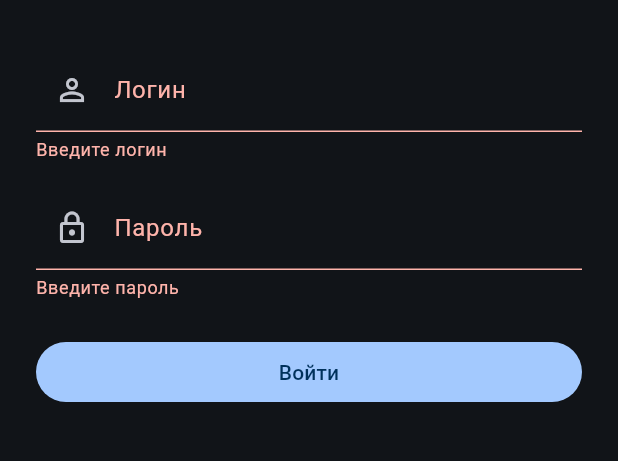
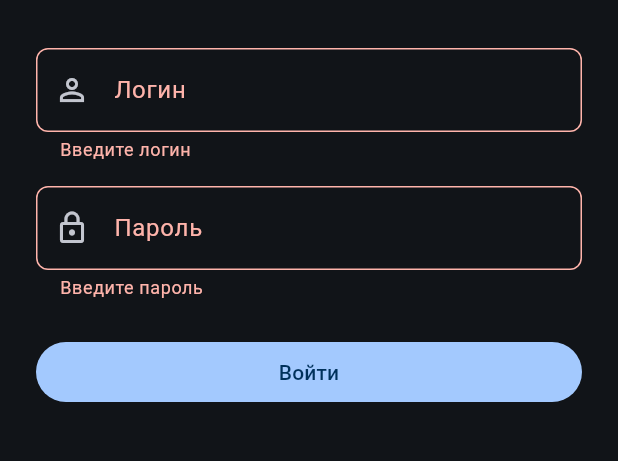
Before and after one commit to mamon-t/2c_platform, a Flutter app: the screen it shows after launch, after a tap on "Войти", on a phone screen of 412 x 824 dp, the part 444-905 px from its top. Run offline on Flutter 3.47's test engine with Material 3 defaults, Android fonts, the phone set to English and light mode, and no system bars; our stand-ins replace flutter_riverpod, flutter_secure_storage, freezed_annotation, go_router, shared_preferences; network calls fail.

Commit message:
feat(phase11b-6): темы и полировка клиента
Переключаемые темы (светлая/тёмная + файловые из themes/*.toml), TOML-подмножество,
ThemeStore с config.toml (2CPLATFORM_CONFIG_DIR), InputDecorationTheme, переключатель
в «Настройках»; юнит-тесты 19 новых (итого 112), analyze 0, build linux OK.

```diff
--- a/2c_client/lib/app.dart
+++ b/2c_client/lib/app.dart
@@ -3,18 +3,38 @@ import 'package:flutter_riverpod/flutter_riverpod.dart';
 
 import 'core/router.dart';
 import 'core/theme.dart';
+import 'core/app_theme.dart';
+import 'providers/theme_providers.dart';
 
-/// Корневой виджет приложения: тёмная Material 3 тема + диспетчер навигации.
+/// Корневой виджет приложения: тема из провайдера (встроенные + файловые)
+/// и диспетчер навигации.
 class TwocApp extends ConsumerWidget {
   const TwocApp({super.key});
 
   @override
   Widget build(BuildContext context, WidgetRef ref) {
     final router = ref.watch(routerProvider);
-    return MaterialApp.router(
-      title: '2C Platform',
-      theme: buildAppTheme(),
-      routerConfig: router,
+    final themeAsync = ref.watch(appThemeProvider);
+    return themeAsync.when(
+      loading: () => MaterialApp(
+        title: '2C Platform',
+        theme: buildAppTheme(BuiltinThemes.dark),
+        home: const Scaffold(
+          body: Center(child: CircularProgressIndicator()),
+        ),
+      ),
+      error: (e, _) => MaterialApp(
+        title: '2C Platform',
+        theme: buildAppTheme(BuiltinThemes.dark),
+        home: Scaffold(
+          body: Center(child: Text('Не удалось загрузить тему: $e')),
+        ),
+      ),
+      data: (state) => MaterialApp.router(
+        title: '2C Platform',
+        theme: buildAppTheme(state.selected),
+        routerConfig: router,
+      ),
     );
   }
 }
--- /dev/null
+++ b/2c_client/lib/core/app_paths.dart
@@ -0,0 +1,36 @@
+/// Пути конфигурации клиента.
+///
+/// Все пути вычисляются от базового каталога `~/.config/2cplatform` (Linux,
+/// XDG); для тестов и изоляции окружение может переопределить базовый каталог
+/// переменной `2CPLATFORM_CONFIG_DIR`.
+library;
+
+import 'dart:io';
+
+class AppPaths {
+  const AppPaths._();
+
+  static const envOverride = '2CPLATFORM_CONFIG_DIR';
+
+  /// Каталог конфигурации (`$XDG_CONFIG_HOME/2cplatform` → `~/.config/2cplatform`).
+  static Directory base() {
+    final override = Platform.environment[envOverride];
+    if (override != null && override.isNotEmpty) {
+      return Directory('$override/2cplatform');
+    }
+    final xdg = Platform.environment['XDG_CONFIG_HOME'];
+    final home = Platform.environment['HOME'];
+    final root = (xdg != null && xdg.isNotEmpty)
+        ? xdg
+        : (home != null && home.isNotEmpty)
+            ? '$home/.config'
+            : '.';
+    return Directory('$root/2cplatform');
+  }
+
+  /// Каталог пользовательских тем (`themes/*.toml`).
+  static Directory themesDir() => Directory('${base().path}/themes');
+
+  /// Файл конфигурации приложения (`config.toml`).
+  static File configFile() => File('${base().path}/config.toml');
+}
--- /dev/null
+++ b/2c_client/lib/core/app_theme.dart
@@ -0,0 +1,215 @@
+import 'dart:io';
+
+import 'app_paths.dart';
+import 'toml_subset.dart';
+
+/// Тема оформления клиента: встроенная или из каталога `themes/*.toml`.
+///
+/// База фиксируется сегодня; `rawExtra` сохраняет незнакомые ключи файла
+/// «как есть» для будущих полей (редакторы скриптов/метаданных/печатных
+/// форм) — добавление новых полей в формат не сломает старые темы.
+class AppTheme {
+  const AppTheme({
+    required this.id,
+    required this.name,
+    required this.kind,
+    required this.seed,
+    this.overrides = const {},
+    this.rawExtra = const {},
+  });
+
+  /// Идентификатор: имя файла без расширения (или `light`/`dark` для
+  /// встроенных). Пишется в `config.toml`.
+  final String id;
+
+  /// Отображаемое имя (`[theme] name`).
+  final String name;
+
+  /// `'light'` или `'dark'` (`[theme] kind`).
+  final String kind;
+
+  /// Цвет-семя в формате `0xFF` + RGB (`[theme] seed = "#1E88E5"`).
+  final int seed;
+
+  /// Переопределения ключевых цветов: `primary`/`secondary`/`surface` (int).
+  final Map<String, Object?> overrides;
+
+  /// Незнакомые ключи файла темы (форвард-совместимость).
+  final Map<String, Object?> rawExtra;
+
+  bool get isDark => kind == 'dark';
+
+  AppTheme copyWith({int? seed, Map<String, Object?>? overrides}) => AppTheme(
+        id: id,
+        name: name,
+        kind: kind,
+        seed: seed ?? this.seed,
+        overrides: overrides ?? this.overrides,
+        rawExtra: rawExtra,
+      );
+}
+
+/// Встроенные темы — всегда доступны, каталог может быть пуст.
+class BuiltinThemes {
+  const BuiltinThemes._();
+
+  static const lightId = 'light';
+  static const darkId = 'dark';
+  static const defaultSeed = 0xFF1E88E5; // фирменный синий 2C
+
+  static const AppTheme light = AppTheme(
+    id: lightId,
+    name: 'Светлая',
+    kind: 'light',
+    seed: defaultSeed,
+  );
+
+  static const AppTheme dark = AppTheme(
+    id: darkId,
+    name: 'Тёмная',
+    kind: 'dark',
+    seed: defaultSeed,
+  );
+
+  static const List<AppTheme> all = [light, dark];
+}
+
+/// Образцовая тема с полным описанием формата в комментариях; сидится в
+/// каталог тем при первом запуске, чтобы новые темы создавались копированием.
+const String exampleThemeToml = '''
+# Формат темы клиента (2C Platform):
+#
+# Файл кладётся в ~/.config/2cplatform/themes/ как <id>.toml.
+# id темы = имя файла без расширения (напр., "paper" → [theme].id = "paper").
+#
+#   [theme]
+#   name       = "Отображаемое имя в настройках"
+#   kind       = "light" | "dark"
+#   seed       = "#RRGGBB"        # цвет-семя Material 3
+#   primary    = "#RRGGBB"  # необязательно: переопределение базового цвета
+#   secondary  = "#RRGGBB"  # необязательно
+#   surface    = "#RRGGBB"  # необязательно: фон экранов
+#
+# Любые другие ключи секции [theme] сохраняются в темах "как есть"
+# (зарезервировано под будущие поля: редактор скриптов/метаданных/печатных форм)
+# и не влияют на рендеринг.
+[theme]
+name = "Paper (пример)"
+kind = "light"
+seed = "#607D8B"
+# primary   = "#3F51B5"
+# secondary = "#FFC107"
+''';
+
+/// Загрузчик тем и конфигурации из каталога `themes/` и `config.toml`.
+class ThemeStore {
+  ThemeStore([Directory? base]) : base = base ?? AppPaths.base();
+
+  final Directory base;
+
+  Directory get themesDir => Directory('${base.path}/themes');
+  File get configFile => File('${base.path}/config.toml');
+
+  /// Все доступные темы: встроенные + из каталога. При первом запуске
+  /// создаёт каталог `themes/` и сидит образцовую тему с описанием формата.
+  Future<List<AppTheme>> loadThemes() async {
+    if (!themesDir.existsSync()) {
+      themesDir.createSync(recursive: true);
+      final sample = File('${themesDir.path}/example.toml');
+      if (!sample.existsSync()) {
+        sample.writeAsStringSync(exampleThemeToml);
+      }
+    }
+    final custom = <AppTheme>[];
+    for (final entry in themesDir.listSync()) {
+      if (entry is! File || !entry.path.endsWith('.toml')) {
+        continue;
+      }
+      final id = _basename(entry.path);
+      final parsed = _loadFromFile(entry, id);
+      custom.add(parsed);
+    }
+    custom.sort((a, b) => a.name.compareTo(b.name));
+    return [...BuiltinThemes.all, ...custom];
+  }
+
+  /// Читает id темы из `config.toml` (`[app] theme = "id"`); null при
+  /// отсутствии файла или ключа.
+  Future<String?> readConfiguredTheme() async {
+    final file = configFile;
+    if (!file.existsSync()) {
+      return null;
+    }
+    final doc = parseToml(file.readAsStringSync());
+    return doc.get('app', 'theme') as String?;
+  }
+
+  /// Создаёт `config.toml` и пишет выбранную тему.
+  Future<void> writeConfiguredTheme(String id) async {
+    if (!base.existsSync()) {
+      base.createSync(recursive: true);
+    }
+    final escaped = id.replaceAll(r'\', r'\\').replaceAll('"', r'\"');
+    configFile.writeAsStringSync('[app]\ntheme = "$escaped"\n');
+  }
+
+  AppTheme _loadFromFile(File file, String id) {
+    final doc = parseToml(file.readAsStringSync());
+    final table = doc.tables['theme'] ?? const <String, Object?>{};
+    final rawName = table['name'];
+    final rawKind = table['kind'];
+    final name =
+        rawName is String && rawName.isNotEmpty ? rawName : id;
+    final kind = rawKind is String && (rawKind == 'light' || rawKind == 'dark')
+        ? rawKind
+        : 'dark';
+    final seed = _parseColor(table['seed']) ?? BuiltinThemes.defaultSeed;
+    final overrides = <String, Object?>{};
+    for (final key in const ['primary', 'secondary', 'surface']) {
+      if (table.containsKey(key)) {
+        overrides[key] = _parseColor(table[key]);
+      }
+    }
+    final consumed = <String>{
+      'name',
+      'kind',
+      'seed',
+      ...overrides.keys,
+    };
+    final extra = <String, Object?>{
+      for (final e in table.entries)
+        if (!consumed.contains(e.key)) e.key: e.value,
+    };
+    return AppTheme(
+      id: id,
+      name: name,
+      kind: kind,
+      seed: seed,
+      overrides: overrides,
+      rawExtra: extra,
+    );
+  }
+
+  /// Цвет из форматов `"#RRGGBB"`, `"0xFFRRGGBB"` или целого числа.
+  int? _parseColor(Object? value) {
+    if (value is int) {
+      return 0xFF000000 | (value & 0xFFFFFF);
+    }
+    if (value is String) {
+      final v = value.trim();
+      if (RegExp(r'^#[0-9a-fA-F]{6}$').hasMatch(v)) {
+        return 0xFF000000 | int.parse(v.substring(1), radix: 16);
+      }
+      if (RegExp(r'^0x[0-9a-fA-F]{8}$').hasMatch(v)) {
+        return int.parse(v.substring(2), radix: 16);
+      }
+    }
+    return null;
+  }
+}
+
+String _basename(String path) {
+  final idx = path.lastIndexOf(Platform.pathSeparator);
+  final name = idx == -1 ? path : path.substring(idx + 1);
+  return name.endsWith('.toml') ? name.substring(0, name.length - 5) : name;
+}
--- a/2c_client/lib/core/theme.dart
+++ b/2c_client/lib/core/theme.dart
@@ -1,14 +1,53 @@
 import 'package:flutter/material.dart';
 
-/// Тёмная тема Material 3 с фирменным оттенком 2C (синий `#1E88E5`).
-ThemeData buildAppTheme() {
-  final scheme = ColorScheme.fromSeed(
-    seedColor: const Color(0xFF1E88E5),
-    brightness: Brightness.dark,
+import 'app_theme.dart';
+
+/// Строит тему Material 3 из [AppTheme].
+///
+/// Базовый `InputDecorationTheme` даёт единый стиль полей во всех виджетах
+/// SDUI-реестра; отдельные поля задают только `labelText`.
+ThemeData buildAppTheme(AppTheme theme) {
+  var scheme = ColorScheme.fromSeed(
+    seedColor: Color(theme.seed),
+    brightness: theme.isDark ? Brightness.dark : Brightness.light,
   );
-  return ThemeData(
-    useMaterial3: true,
-    colorScheme: scheme,
+  final primary = _color(theme.overrides, 'primary');
+  final secondary = _color(theme.overrides, 'secondary');
+  final surface = _color(theme.overrides, 'surface');
+  if (primary != null || secondary != null || surface != null) {
+    scheme = scheme.copyWith(
+      primary: primary ?? scheme.primary,
+      secondary: secondary ?? scheme.secondary,
+      surface: surface ?? scheme.surface,
+    );
+  }
+  final base = ThemeData(useMaterial3: true, colorScheme: scheme);
+  return base.copyWith(
     scaffoldBackgroundColor: scheme.surface,
+    inputDecorationTheme: InputDecorationTheme(
+      border: OutlineInputBorder(
+        borderRadius: BorderRadius.circular(8),
+      ),
+      focusedBorder: OutlineInputBorder(
+        borderRadius: BorderRadius.circular(8),
+        borderSide: BorderSide(color: scheme.primary, width: 2),
+      ),
+      enabledBorder: OutlineInputBorder(
+        borderRadius: BorderRadius.circular(8),
+        borderSide: BorderSide(color: scheme.outlineVariant),
+      ),
+      errorBorder: OutlineInputBorder(
+        borderRadius: BorderRadius.circular(8),
+        borderSide: BorderSide(color: scheme.error),
+      ),
+    ),
   );
 }
+
+Color? _color(Map<String, Object?> overrides, String key) {
+  final v = overrides[key];
+  if (v is int) {
+    return Color(v & 0xFFFFFFFF);
+  }
+  return null;
+}
--- /dev/null
+++ b/2c_client/lib/core/toml_subset.dart
@@ -0,0 +1,134 @@
+/// Минимальный подмножество TOML для конфигурации клиента (темы, настройки).
+///
+/// Поддерживается только то, что нужно сегодня:
+/// - секции-заголовки `[имя_секции]` (вложенные `[a.b]` не поддерживаются);
+/// - `key = value`, где value: строка в двойных кавычках, целое число,
+///   `true`/`false` или «сырое» слово (без кавычек, без пробелов);
+/// - комментарии `#` в начале строки и после значения (вне кавычек);
+/// - пустые строки.
+///
+/// Любое отклонение бросает [TomlParseException] с номером строки.
+library;
+
+class TomlParseException implements Exception {
+  const TomlParseException(this.line, this.message);
+
+  final int line;
+  final String message;
+
+  @override
+  String toString() => 'toml: строка $line: $message';
+}
+
+/// Разобранный файл: `tables['']` — корневые ключи, `tables['name']` — секция.
+class TomlDocument {
+  TomlDocument(this.tables);
+
+  final Map<String, Map<String, Object?>> tables;
+
+  /// Значение из секции (пустая строка — корневая запись).
+  Object? get(String table, String key) => tables[table]?[key];
+}
+
+/// Разбор текста в минимальном подмножестве TOML.
+TomlDocument parseToml(String source) {
+  final tables = <String, Map<String, Object?>>{'': {}};
+  var current = '';
+  final lines = source.split('\n');
+
+  for (var i = 0; i < lines.length; i++) {
+    var line = lines[i].trim();
+    if (line.isEmpty || line.startsWith('#')) {
+      continue;
+    }
+    // Незакомментированная часть строки (решетка в копиях игнорируется).
+    line = _stripInlineComment(line).trim();
+    if (line.isEmpty) {
+      continue;
+    }
+    // Секция-заголовок.
+    if (line.startsWith('[')) {
+      if (!line.endsWith(']')) {
+        throw TomlParseException(i + 1, 'некорректный заголовок секции');
+      }
+      final inside = line.substring(1, line.length - 1);
+      if (inside.contains('.')) {
+        throw TomlParseException(i + 1, 'вложенные секции не поддерживаются');
+      }
+      tables[inside] = {};
+      current = inside;
+      continue;
+    }
+    final eq = line.indexOf('=');
+    if (eq == -1) {
+      throw TomlParseException(i + 1, 'ожидалось key = value');
+    }
+    final key = line.substring(0, eq).trim();
+    final valueRaw = line.substring(eq + 1).trim();
+    if (key.isEmpty || valueRaw.isEmpty) {
+      throw TomlParseException(i + 1, 'пустой ключ или значение');
+    }
+    (tables[current]!)[key] = parseTomlValue(valueRaw, i + 1);
+  }
+  return TomlDocument(tables);
+}
+
+/// Значение минимального подмножества: строка/число/bool/сырое слово.
+Object? parseTomlValue(String raw, int line) {
+  if (raw.startsWith('"')) {
+    final lastQuote = raw.lastIndexOf('"');
+    if (lastQuote <= 0) {
+      throw TomlParseException(line, 'незакрытая строка-значение');
+    }
+    final body = raw.substring(1, lastQuote);
+    final sb = StringBuffer();
+    for (var i = 0; i < body.length; i++) {
+      final c = body[i];
+      if (c == r'\' && i + 1 < body.length) {
+        final n = body[i + 1];
+        if (n == 'n') {
+          sb.write('\n');
+        } else if (n == 't') {
+          sb.write('\t');
+        } else {
+          sb.write(n);
+        }
+        i++;
+      } else {
+        sb.write(c);
+      }
+    }
+    return sb.toString();
+  }
+  if (raw == 'true') {
+    return true;
+  }
+  if (raw == 'false') {
+    return false;
+  }
+  final asInt = int.tryParse(raw);
+  if (asInt != null) {
+    return asInt;
+  }
+  // «Сырое» слово: без пробелов и структурных символов.
+  if (!raw.contains(RegExp(r'[\s\[\]"#]'))) {
+    return raw;
+  }
+  throw TomlParseException(line, 'неподдерживаемое значение: $raw');
+}
+
+/// Обрезает строку по первому `#` ВНЕ двойных кавычек.
+String _stripInlineComment(String line) {
+  var inString = false;
+  for (var i = 0; i < line.length; i++) {
+    final c = line[i];
+    if (inString && c == r'\') {
+      i++;
+    } else if (c == '"') {
+      inString = !inString;
+    } else if (c == '#' && !inString) {
+      return line.substring(0, i);
+    }
+  }
+  return line;
+}
--- /dev/null
+++ b/2c_client/lib/providers/theme_providers.dart
@@ -0,0 +1,64 @@
+import 'package:flutter_riverpod/flutter_riverpod.dart';
+
+import '../core/app_theme.dart';
+
+/// Состояние тем: список доступных (встроенные + из каталога) и выбранная.
+class AppThemeState {
+  const AppThemeState({required this.themes, required this.selected});
+
+  final List<AppTheme> themes;
+  final AppTheme selected;
+
+  AppThemeState select(AppTheme theme) => AppThemeState(
+        themes: themes,
+        selected: theme,
+      );
+}
+
+/// Загружает темы и конфигурацию при старте; хранит выбранную тему.
+class AppThemeController extends AsyncNotifier<AppThemeState> {
+  ThemeStore get _store => ref.read(themeStoreProvider);
+
+  @override
+  Future<AppThemeState> build() async {
+    final store = _store;
+    final themes = await store.loadThemes();
+    final configured = await store.readConfiguredTheme();
+    final selected = _resolve(themes, configured);
+    return AppThemeState(themes: themes, selected: selected);
+  }
+
+  /// Применяет тему и персистит в `config.toml`.
+  Future<void> setTheme(String id) async {
+    final current = state.valueOrNull;
+    if (current == null) {
+      return;
+    }
+    for (final t in current.themes) {
+      if (t.id == id) {
+        await _store.writeConfiguredTheme(id);
+        state = AsyncData(current.select(t));
+        return;
+      }
+    }
+    throw StateError('Неизвестная тема: $id');
+  }
+
+  AppTheme _resolve(List<AppTheme> themes, String? configured) {
+    for (final t in themes) {
+      if (t.id == configured) {
+        return t;
+      }
+    }
+    return BuiltinThemes.dark;
+  }
+}
+
+/// Провайдер хранилища тем (для тестов переопределяется на временный каталог).
+final themeStoreProvider = Provider<ThemeStore>((ref) => ThemeStore());
+
+/// Провайдер состояния тем приложения.
+final appThemeProvider =
+    AsyncNotifierProvider<AppThemeController, AppThemeState>(
+  AppThemeController.new,
+);
```
Also changed, not shown: 2c_client/lib/screens/settings_screen.dart (+54 -2 lines), 4 other files.
